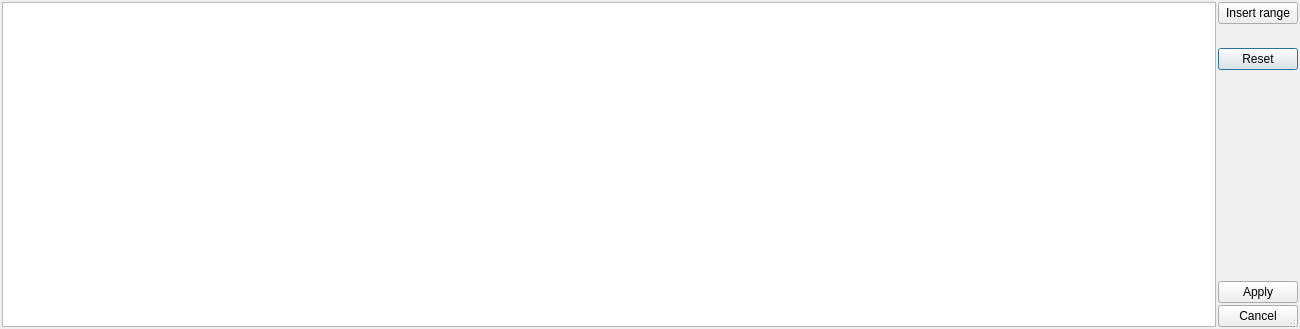
Qt form src/asammdf/gui/ui/range_editor_dialog.ui (danielhrisca/asammdf) before a commit.
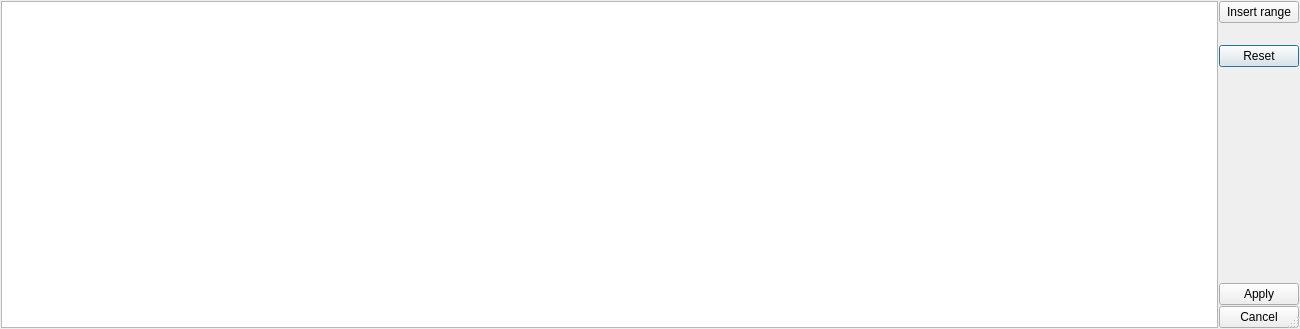
The same form after that commit. Custom widgets are drawn as their Qt base class.

```diff
--- a/src/asammdf/gui/ui/range_editor_dialog.ui
+++ b/src/asammdf/gui/ui/range_editor_dialog.ui
@@ -21,19 +21,19 @@
   </property>
   <layout class="QGridLayout" name="gridLayout" rowstretch="0,0,0,0,1,0,0" columnstretch="1,0">
    <property name="leftMargin">
-  <number>2</number>
+  <number>1</number>
 </property>
    <property name="topMargin">
-  <number>2</number>
+  <number>1</number>
 </property>
    <property name="rightMargin">
-  <number>2</number>
+  <number>1</number>
 </property>
    <property name="bottomMargin">
-  <number>2</number>
+  <number>1</number>
 </property>
    <property name="spacing">
-  <number>2</number>
+  <number>1</number>
 </property>
    <item row="0" column="0" rowspan="7">
     <widget class="MinimalListWidget" name="ranges">
```
